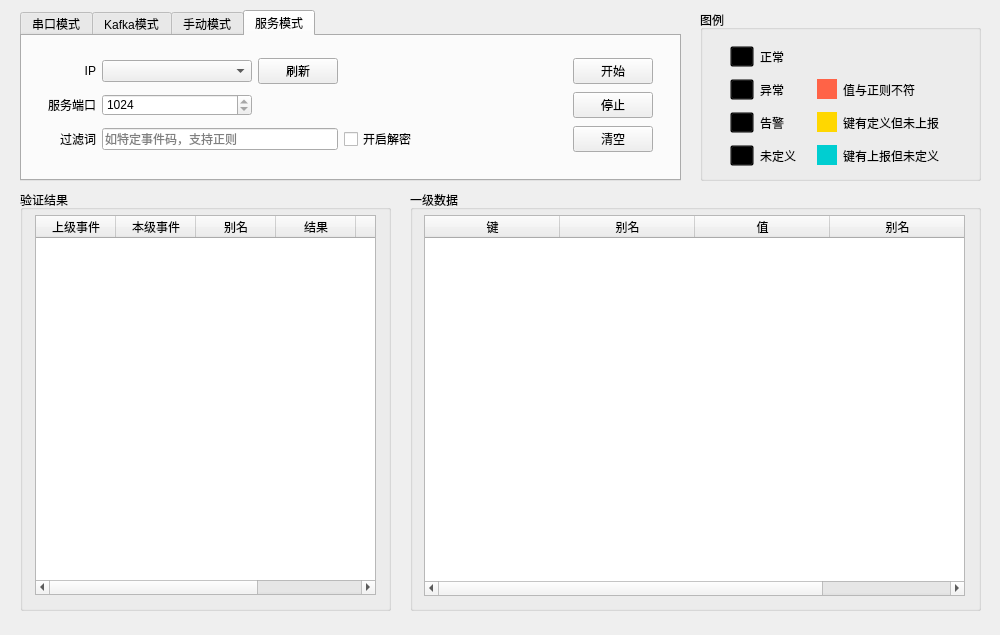
Above: myUI.ui from lewis32/logcheck before the change. Below: the same form after it.
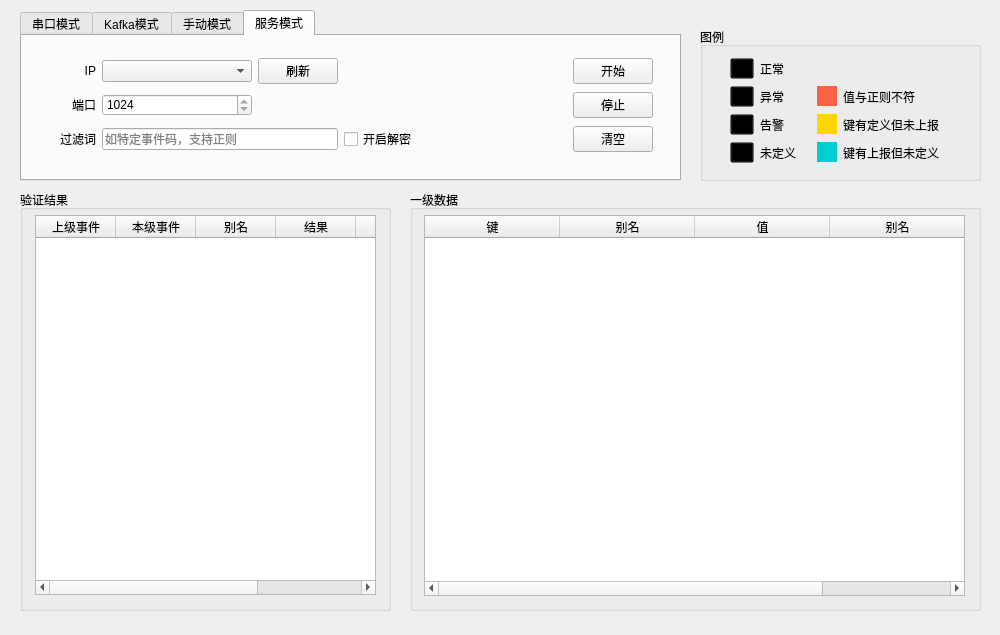
That is the form after the change. The open tabs and pages were chosen to show the change. Icons and pictures are not drawn.

The edit to the form file:
```diff
--- a/myUI.ui
+++ b/myUI.ui
@@ -450,7 +450,7 @@
        <item row="1" column="0">
         <widget class="QLabel" name="lblSerialCmd_2">
          <property name="text">
-          <string>服务端口</string>
+          <string>端口</string>
          </property>
          <property name="alignment">
           <set>Qt::AlignRight|Qt::AlignTrailing|Qt::AlignVCenter</set>
@@ -608,9 +608,9 @@
     <property name="geometry">
      <rect>
       <x>700</x>
-      <y>10</y>
+      <y>27</y>
       <width>281</width>
-      <height>171</height>
+      <height>154</height>
      </rect>
     </property>
     <property name="title">
@@ -622,7 +622,7 @@
        <x>30</x>
        <y>30</y>
        <width>209</width>
-       <height>136</height>
+       <height>111</height>
       </rect>
      </property>
      <layout class="QGridLayout" name="layoutHint">
```
Left out of the diff: 6 changed lines with no effect on the pictures.
